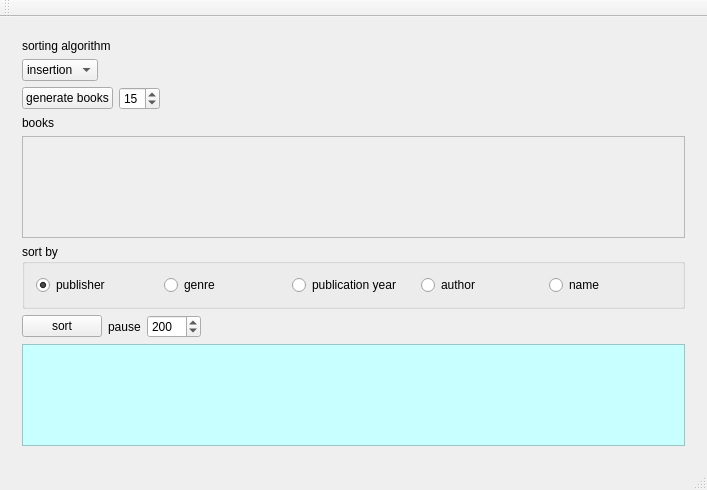
This is app/main_window.ui in AndLvovSky/exam-4-term as Qt 5 draws it before an edit. The edited form follows.
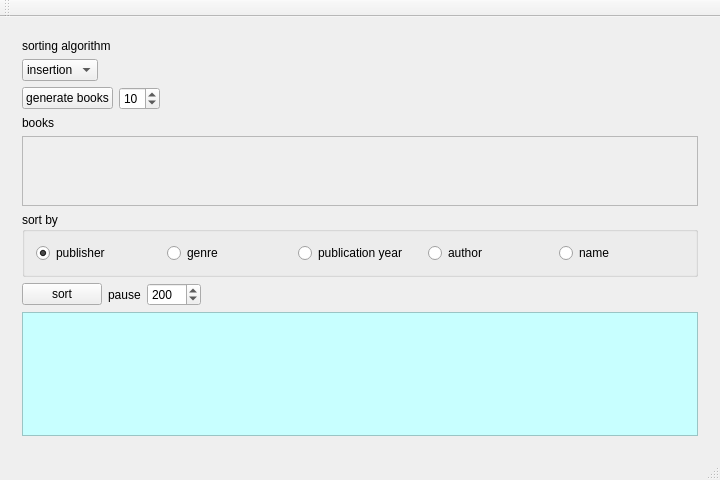
This is the edited form.

Diff of the .ui file:
```diff
--- a/app/main_window.ui
+++ b/app/main_window.ui
@@ -6,8 +6,8 @@
    <rect>
     <x>0</x>
     <y>0</y>
-    <width>707</width>
-    <height>490</height>
+    <width>720</width>
+    <height>480</height>
    </rect>
   </property>
   <property name="windowTitle">
@@ -74,10 +74,10 @@
              <number>2</number>
             </property>
             <property name="maximum">
-             <number>30</number>
+             <number>25</number>
             </property>
             <property name="value">
-             <number>15</number>
+             <number>10</number>
             </property>
            </widget>
           </item>
@@ -105,6 +105,12 @@
         </item>
         <item>
          <widget class="QScrollArea" name="scrollArea">
+          <property name="sizePolicy">
+           <sizepolicy hsizetype="Expanding" vsizetype="Fixed">
+            <horstretch>0</horstretch>
+            <verstretch>0</verstretch>
+           </sizepolicy>
+          </property>
           <property name="widgetResizable">
            <bool>true</bool>
           </property>
@@ -113,10 +119,16 @@
             <rect>
              <x>0</x>
              <y>0</y>
-             <width>669</width>
-             <height>104</height>
+             <width>682</width>
+             <height>69</height>
             </rect>
            </property>
+           <property name="sizePolicy">
+            <sizepolicy hsizetype="Preferred" vsizetype="Preferred">
+             <horstretch>0</horstretch>
+             <verstretch>0</verstretch>
+            </sizepolicy>
+           </property>
            <layout class="QVBoxLayout" name="verticalLayout_2">
             <item>
              <widget class="QLabel" name="booksLabel">
@@ -270,8 +282,8 @@
             <rect>
              <x>0</x>
              <y>0</y>
-             <width>669</width>
-             <height>103</height>
+             <width>682</width>
+             <height>128</height>
             </rect>
            </property>
            <layout class="QVBoxLayout" name="verticalLayout_5">
```
Left out of the diff: 2 changed lines with no effect on the pictures.
